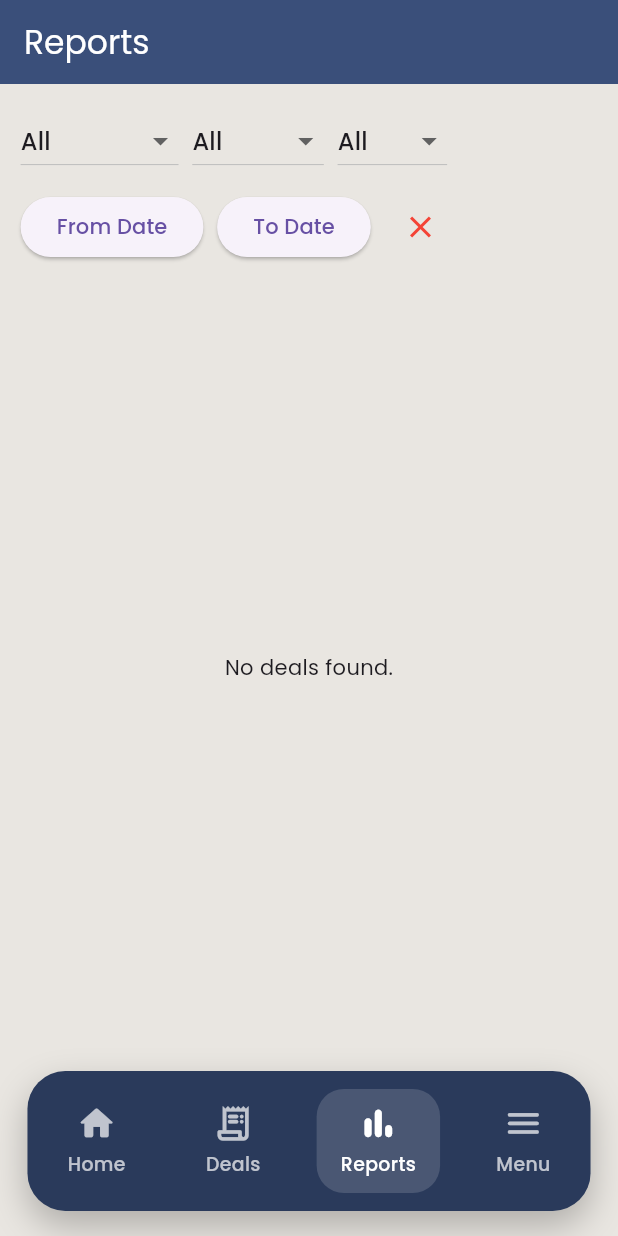
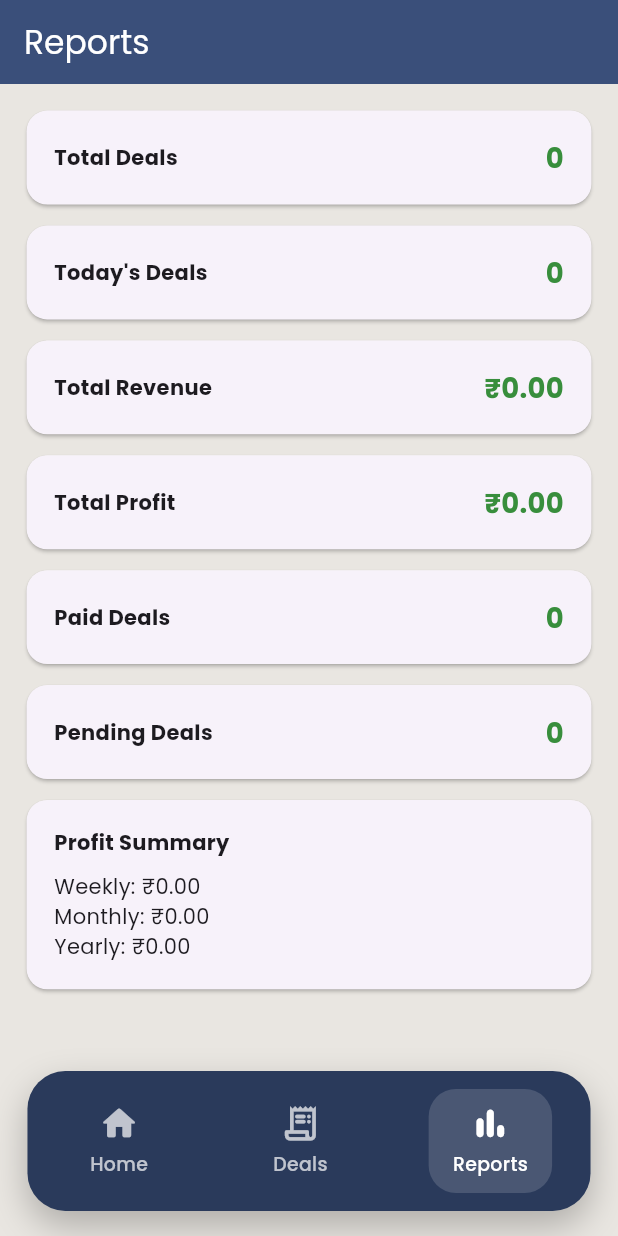
Before and after one commit to ambabhai/BillBook, a Flutter app: the screen it shows after launch, item 3 of the bottom bar chosen, on a phone screen of 412 x 824 dp. Run offline on Flutter 3.47's test engine with Material 3 defaults, Android fonts, the phone set to English and light mode, and no system bars; our stand-ins replace flutter_screenutil, google_fonts, hive, hive_flutter, pdf, printing; accounts and stored records are empty.

Commit message:
report page done

```diff
--- a/lib/Pages/Reports/ReportPage.dart
+++ b/lib/Pages/Reports/ReportPage.dart
@@ -5,15 +5,15 @@ import 'package:intl/intl.dart';
 
 import 'ReportPageHandler.dart';
 
-class ReportPage extends StatefulWidget {
-  const ReportPage({super.key});
-  static const routeName = "ReportPage";
+class ReportsPage extends StatefulWidget {
+  const ReportsPage({super.key});
+  static const routeName = "ReportsPage";
 
   @override
-  State<ReportPage> createState() => _ReportPageState();
+  State<ReportsPage> createState() => _ReportsPageState();
 }
 
-class _ReportPageState extends State<ReportPage> with ReportHandler {
+class _ReportsPageState extends State<ReportsPage> with ReportHandler {
   @override
   Widget build(BuildContext context) {
     return Scaffold(
@@ -21,113 +21,75 @@ class _ReportPageState extends State<ReportPage> with ReportHandler {
       appBar: AppBar(
         backgroundColor: AppTheme.primary,
         title: const Text("Reports", style: TextStyle(color: Colors.white)),
+        iconTheme: const IconThemeData(color: Colors.white),
       ),
-      body: isLoading
-          ? const Center(child: CircularProgressIndicator())
-          : Padding(
+      body: SingleChildScrollView(
         padding: EdgeInsets.all(12.w),
         child: Column(
           crossAxisAlignment: CrossAxisAlignment.start,
           children: [
-            buildFilters(),
-            SizedBox(height: 12.h),
-            Expanded(child: buildDealsTable()),
+            buildMetricCard("Total Deals", allDeals.length.toString()),
+            SizedBox(height: 5.h),
+            buildMetricCard("Today's Deals", todaysDeals().length.toString()),
+            SizedBox(height: 5.h),
+            buildMetricCard("Total Revenue", "₹${calculateTotalRevenue().toStringAsFixed(2)}"),
+            SizedBox(height: 5.h),
+            buildMetricCard("Total Profit", "₹${calculateTotalProfit().toStringAsFixed(2)}"),
+            SizedBox(height: 5.h),
+            buildMetricCard("Paid Deals", "${paidDealsCount()}"),
+            SizedBox(height: 5.h),
+            buildMetricCard("Pending Deals", "${pendingDealsCount()}"),
+            SizedBox(height: 5.h),
+            Row(
+              children: [
+                Expanded(child:             buildProfitSummaryCard(),
+                )
+              ],
+            ),
+            SizedBox(height: 5.h),
           ],
         ),
       ),
     );
   }
 
-  Widget buildFilters() {
-    return Wrap(
-      spacing: 8.w,
-      runSpacing: 8.h,
-      children: [
-        DropdownButton<String>(
-          hint: const Text("Customer"),
-          value: selectedCustomer,
-          items: [null, ...customers].map((c) {
-            return DropdownMenuItem<String>(
-              value: c,
-              child: Text(c ?? "All"),
-            );
-          }).toList(),
-          onChanged: (v) {
-            setState(() => selectedCustomer = v);
-            applyFilters();
-          },
+  Widget buildMetricCard(String title, String value) {
+    return Card(
+      shape: RoundedRectangleBorder(borderRadius: BorderRadius.circular(12.r)),
+      elevation: 1,
+      child: Padding(
+        padding: EdgeInsets.all(16.w),
+        child: Row(
+          mainAxisAlignment: MainAxisAlignment.spaceBetween,
+          children: [
+            Text(title, style: const TextStyle(fontWeight: FontWeight.bold)),
+            Text(value, style:  TextStyle(fontWeight: FontWeight.bold, fontSize: 16.sp,color: Colors.green[700])),
+          ],
         ),
-        DropdownButton<String>(
-          hint: const Text("Product"),
-          value: selectedProduct,
-          items: [null, ...products].map((p) {
-            return DropdownMenuItem<String>(
-              value: p,
-              child: Text(p ?? "All"),
-            );
-          }).toList(),
-          onChanged: (v) {
-            setState(() => selectedProduct = v);
-            applyFilters();
-          },
-        ),
-        DropdownButton<String>(
-          hint: const Text("Brand"),
-          value: selectedBrand,
-          items: [null, ...brands].map((b) {
-            return DropdownMenuItem<String>(
-              value: b,
-              child: Text(b ?? "All"),
-            );
-          }).toList(),
-          onChanged: (v) {
-            setState(() => selectedBrand = v);
-            applyFilters();
-          },
-        ),
-        ElevatedButton(
-            onPressed: () => pickFromDate(context),
-            child: Text(fromDate == null ? "From Date" : DateFormat('dd/MM/yyyy').format(fromDate!))),
-        ElevatedButton(
-            onPressed: () => pickToDate(context),
-            child: Text(toDate == null ? "To Date" : DateFormat('dd/MM/yyyy').format(toDate!))),
-        IconButton(
-          onPressed: clearFilters,
-          icon: const Icon(Icons.clear, color: Colors.red),
-        ),
-      ],
+      ),
     );
   }
 
-  Widget buildDealsTable() {
-    if (filteredDeals.isEmpty) {
-      return const Center(child: Text("No deals found."));
-    }
+  Widget buildProfitSummaryCard() {
+    double weekly = calculateProfitSummary(period: 'week');
+    double monthly = calculateProfitSummary(period: 'month');
+    double yearly = calculateProfitSummary(period: 'year');
 
-    return SingleChildScrollView(
-      scrollDirection: Axis.horizontal,
-      child: DataTable(
-        headingRowColor: MaterialStateColor.resolveWith((states) => AppTheme.primary.withOpacity(0.2)),
-        columns: const [
-          DataColumn(label: Text("Customer")),
-          DataColumn(label: Text("Product")),
-          DataColumn(label: Text("Brand")),
-          DataColumn(label: Text("Qty")),
-          DataColumn(label: Text("Rate")),
-          DataColumn(label: Text("Payment Done")),
-        ],
-        rows: filteredDeals.map((deal) {
-          return DataRow(
-            cells: [
-              DataCell(Text(deal.customer)),
-              DataCell(Text(deal.product)),
-              DataCell(Text(deal.brand)),
-              DataCell(Text(deal.qty.toString())),
-              DataCell(Text(deal.customerRate.toStringAsFixed(2))),
-              DataCell(Text(deal.paymentDone ? "Yes" : "No")),
-            ],
-          );
-        }).toList(),
+    return Card(
+      shape: RoundedRectangleBorder(borderRadius: BorderRadius.circular(12.r)),
+      elevation: 1,
+      child: Padding(
+        padding: EdgeInsets.all(16.w),
+        child: Column(
+          crossAxisAlignment: CrossAxisAlignment.start,
+          children: [
+            const Text("Profit Summary", style: TextStyle(fontWeight: FontWeight.bold)),
+            SizedBox(height: 8.h),
+            Text("Weekly: ₹${weekly.toStringAsFixed(2)}"),
+            Text("Monthly: ₹${monthly.toStringAsFixed(2)}"),
+            Text("Yearly: ₹${yearly.toStringAsFixed(2)}"),
+          ],
+        ),
       ),
     );
   }
--- a/lib/Pages/Reports/ReportPageHandler.dart
+++ b/lib/Pages/Reports/ReportPageHandler.dart
@@ -4,95 +4,81 @@ import '../../Model/deal_model.dart';
 
 mixin ReportHandler<T extends StatefulWidget> on State<T> {
   List<DealModel> allDeals = [];
-  List<DealModel> filteredDeals = [];
-
-  // Filter options
-  String? selectedCustomer;
-  String? selectedProduct;
-  String? selectedBrand;
-  DateTime? fromDate;
-  DateTime? toDate;
-
-  // For dropdown lists
-  List<String> customers = [];
-  List<String> products = [];
-  List<String> brands = [];
-
-  bool isLoading = true;
 
   @override
   void initState() {
     super.initState();
-    loadReportData();
+    loadDeals();
   }
 
-  Future<void> loadReportData() async {
+  Future<void> loadDeals() async {
+    var box = await Hive.openBox<DealModel>('dealsBox');
     setState(() {
-      isLoading = true;
-    });
-
-    var box = await Hive.openBox<DealModel>('dealsBox');
-    allDeals = box.values.toList().cast<DealModel>();
-
-    // Fill filter dropdowns
-    customers = allDeals.map((e) => e.customer).toSet().toList();
-    products = allDeals.map((e) => e.product).toSet().toList();
-    brands = allDeals.map((e) => e.brand).toSet().toList();
-
-    filteredDeals = List.from(allDeals);
-
-    setState(() {
-      isLoading = false;
+      allDeals = box.values.toList();
     });
   }
 
-  void applyFilters() {
-    filteredDeals = allDeals.where((deal) {
-      bool matchesCustomer = selectedCustomer == null || deal.customer == selectedCustomer;
-      bool matchesProduct = selectedProduct == null || deal.product == selectedProduct;
-      bool matchesBrand = selectedBrand == null || deal.brand == selectedBrand;
-      bool matchesFromDate = fromDate == null || deal.date.isAfter(fromDate!.subtract(const Duration(days: 1)));
-      bool matchesToDate = toDate == null || deal.date.isBefore(toDate!.add(const Duration(days: 1)));
-
-      return matchesCustomer && matchesProduct && matchesBrand && matchesFromDate && matchesToDate;
-    }).toList();
-
-    setState(() {});
+  // Today's deals
+  List<DealModel> todaysDeals() {
+    final today = DateTime.now();
+    return allDeals.where((d) =>
+    d.date.day == today.day &&
+        d.date.month == today.month &&
+        d.date.year == today.year
+    ).toList();
   }
 
-  Future<void> pickFromDate(BuildContext context) async {
-    DateTime? picked = await showDatePicker(
-      context: context,
-      initialDate: fromDate ?? DateTime.now(),
-      firstDate: DateTime(2000),
-      lastDate: DateTime(2100),
-    );
-    if (picked != null) {
-      setState(() => fromDate = picked);
-      applyFilters();
+  // Revenue
+  double calculateTotalRevenue() {
+    double total = 0;
+    for (var d in allDeals) {
+      total += d.customerRate * d.qty;
     }
+    return total;
   }
 
-  Future<void> pickToDate(BuildContext context) async {
-    DateTime? picked = await showDatePicker(
-      context: context,
-      initialDate: toDate ?? DateTime.now(),
-      firstDate: DateTime(2000),
-      lastDate: DateTime(2100),
-    );
-    if (picked != null) {
-      setState(() => toDate = picked);
-      applyFilters();
+  // Profit summary
+  double calculateTotalProfit() {
+    double total = 0;
+    for (var d in allDeals) {
+      total += (d.customerRate - d.supplierRate) * d.qty;
     }
+    return total;
   }
 
-  void clearFilters() {
-    selectedCustomer = null;
-    selectedProduct = null;
-    selectedBrand = null;
-    fromDate = null;
-    toDate = null;
-    filteredDeals = List.from(allDeals);
-    setState(() {});
+  double calculateProfitSummary({required String period}) {
+    final now = DateTime.now();
+    double total = 0;
+    for (var d in allDeals) {
+      bool include = false;
+      if (period == 'week') {
+        include = d.date.isAfter(now.subtract(const Duration(days: 7)));
+      } else if (period == 'month') {
+        include = d.date.month == now.month && d.date.year == now.year;
+      } else if (period == 'year') {
+        include = d.date.year == now.year;
+      }
+      if (include) total += (d.customerRate - d.supplierRate) * d.qty;
+    }
+    return total;
+  }
+
+  int paidDealsCount() => allDeals.where((d) => d.paymentDone).length;
+  int pendingDealsCount() => allDeals.where((d) => !d.paymentDone).length;
+
+  Map<String, int> calculateCustomerSummary() {
+    Map<String, int> map = {};
+    for (var d in allDeals) {
+      map[d.customer] = (map[d.customer] ?? 0) + 1;
+    }
+    return map;
+  }
+
+  Map<String, int> calculateSupplierSummary() {
+    Map<String, int> map = {};
+    for (var d in allDeals) {
+      map[d.supplier] = (map[d.supplier] ?? 0) + 1;
+    }
+    return map;
   }
 }
--- a/lib/Widgets/bottomNavBar.dart
+++ b/lib/Widgets/bottomNavBar.dart
@@ -21,8 +21,8 @@ class _BottomNavBarState extends State<BottomNavBar> {
   final List pages = [
     const HomePage(),
     const DealsPage(),
-    const ReportPage(),
-    const MorePage(),
+    const ReportsPage(),
+    // const MorePage(),
   ];
 
   @override
@@ -79,7 +79,7 @@ class _BottomNavBarState extends State<BottomNavBar> {
           navItem(Icons.home_rounded,"Home",0),
           navItem(Icons.receipt_long_rounded,"Deals",1),
           navItem(Icons.bar_chart_rounded,"Reports",2),
-          navItem(Icons.menu_rounded,"Menu",3),
+          // navItem(Icons.menu_rounded,"Menu",3),
 
         ],
       ),
```
